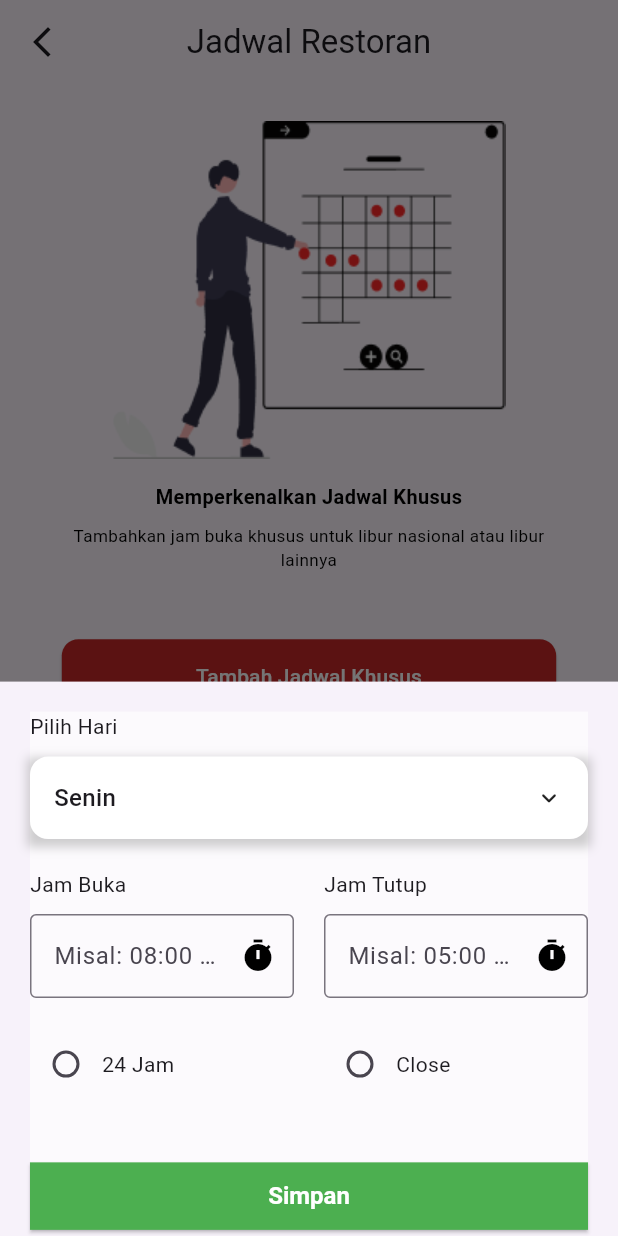
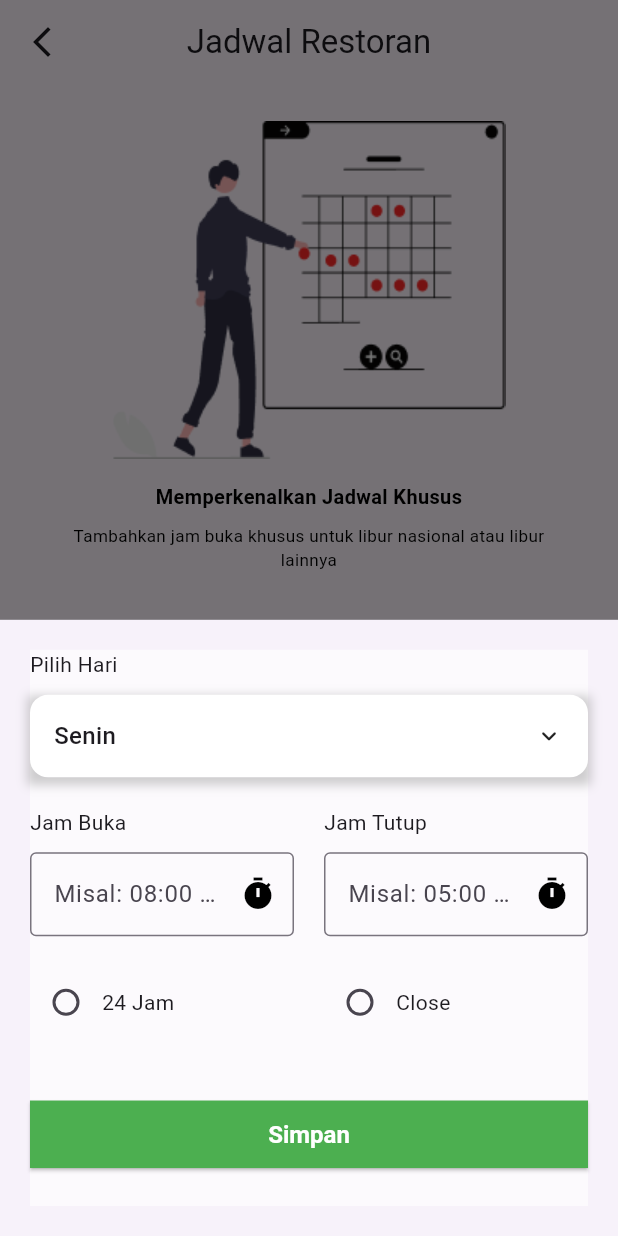
Before and after one commit to Shade2012/warmindo_admin_ui, a Flutter app: the SchedulePage screen opened by its route, after a tap on "Tambah Jadwal Khusus", on a phone screen of 412 x 824 dp. Run offline on Flutter 3.47's test engine with Material 3 defaults, Android fonts, the phone set to English and light mode, and no system bars; our stand-ins replace animated_custom_dropdown, flutter_svg, font_awesome_flutter, get, google_fonts, syncfusion_flutter_charts; Roboto replaces fonts that are missing (Oxygen).

Commit message:
fix:[S2/Damar] fix bug for special schedule page

```diff
--- a/lib/pages/bottom_sheet_schedule/controller/bottomsheet_schedule_controller.dart
+++ b/lib/pages/bottom_sheet_schedule/controller/bottomsheet_schedule_controller.dart
@@ -48,7 +48,7 @@ class BottomSheetScheduleController extends GetxController {
 
   void addSchedule() {
     schedules.add(Schedule(
-      days: selectedDays,
+      days: List.from(selectedDays),
       openingTime: openingTime.value,
       closingTime: closingTime.value,
       is24Hours: is24Hours.value,
--- a/lib/pages/bottom_sheet_schedule/view/bottomsheet_schedule_page.dart
+++ b/lib/pages/bottom_sheet_schedule/view/bottomsheet_schedule_page.dart
@@ -31,7 +31,7 @@ class BottomSheetSchedule extends StatelessWidget {
       child: Container(
         color: Colors.white60,
         width: screenWidth,
-        height: screenHeight * 0.4,
+        height: screenHeight * 0.45,
         child: Column(
           crossAxisAlignment: CrossAxisAlignment.start,
           children: [
--- a/lib/pages/schedule_page/view/schedule_page.dart
+++ b/lib/pages/schedule_page/view/schedule_page.dart
@@ -90,7 +90,7 @@ class SchedulePage extends StatelessWidget {
                       ],
                     ),
                   ),
-                SizedBox(height: 20),
+                SizedBox(height: 10),
                 ElevatedButton(
                   onPressed: () {
                     showModalBottomSheet(
```
